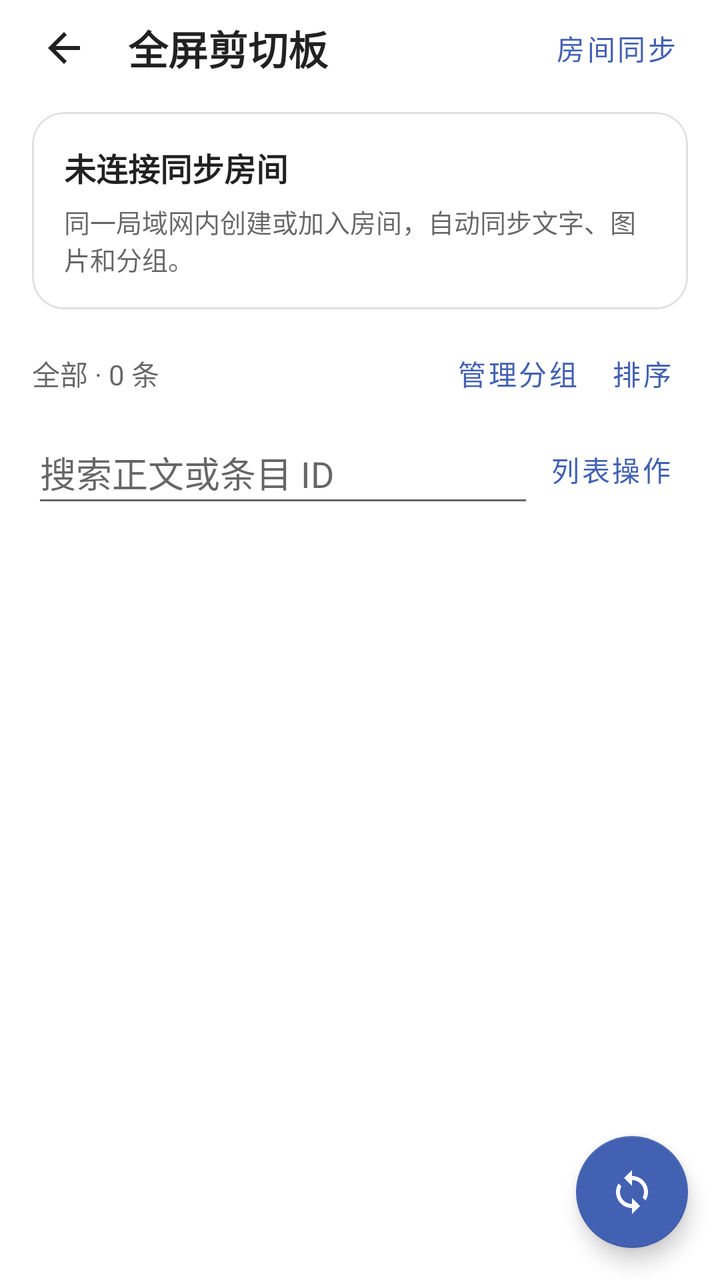
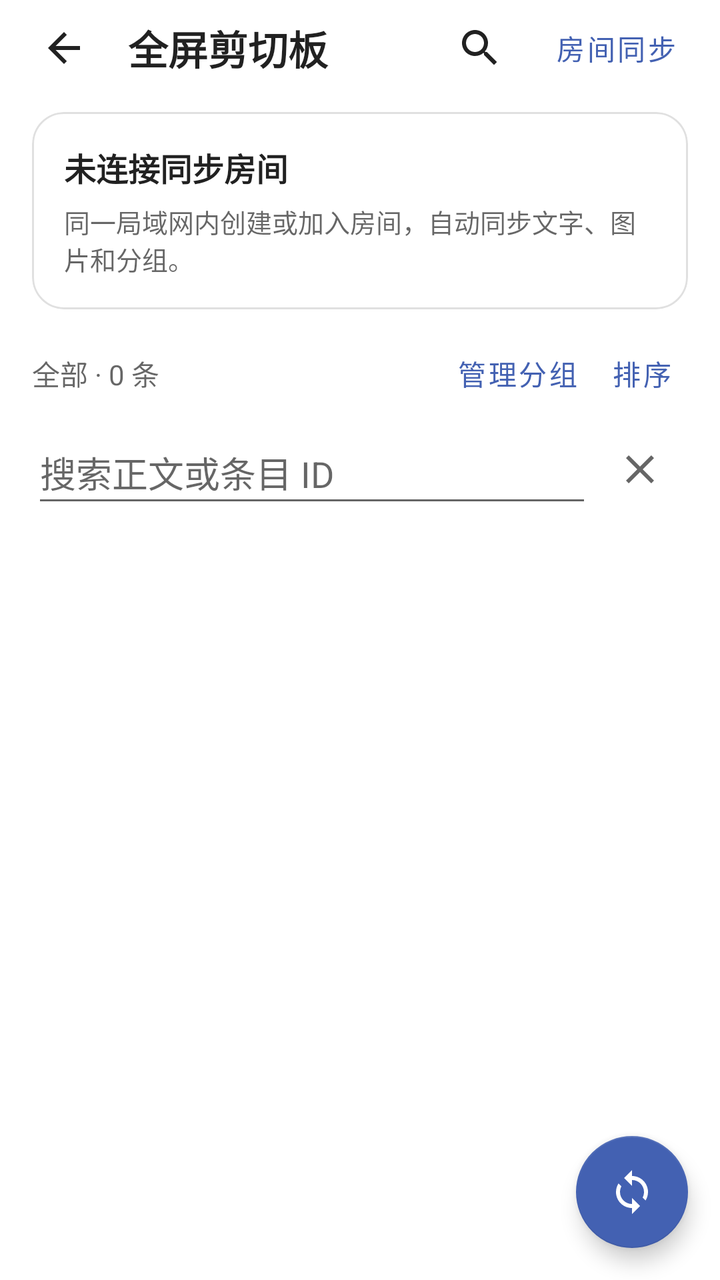

Compare the two renders of this Android layout. The source of the first and the diff that turns it into the second are given below.
<!-- AndroidManifest.xml: activity theme Theme.ClipboardManageMaterial -->
<!-- res/layout/activity_clipboard_manage.xml -->
<?xml version="1.0" encoding="utf-8"?>
<androidx.coordinatorlayout.widget.CoordinatorLayout
    xmlns:android="http://schemas.android.com/apk/res/android"
    xmlns:app="http://schemas.android.com/apk/res-auto"
    android:layout_width="match_parent"
    android:layout_height="match_parent"
    android:background="?android:attr/colorBackground">

    <LinearLayout
        android:layout_width="match_parent"
        android:layout_height="match_parent"
        android:orientation="vertical">
        <LinearLayout
            android:id="@+id/clipboard_manage_topbar"
            android:layout_width="match_parent"
            android:layout_height="wrap_content"
            android:gravity="center_vertical"
            android:orientation="horizontal"
            android:paddingHorizontal="8dp">
            <ImageButton
                android:id="@+id/clipboard_manage_back"
                android:layout_width="48dp"
                android:layout_height="48dp"
                android:background="?attr/selectableItemBackgroundBorderless"
                android:padding="12dp"
                android:src="@drawable/ic_baseline_arrow_back_24"
                app:tint="?android:attr/textColorPrimary"
                android:contentDescription="@string/back_to_keyboard" />
            <TextView
                android:id="@+id/clipboard_manage_title"
                android:layout_width="0dp"
                android:layout_height="wrap_content"
                android:layout_weight="1"
                android:text="全屏剪切板"
                android:textColor="?android:attr/textColorPrimary"
                android:textSize="20sp"
                android:textStyle="bold"
                android:paddingHorizontal="8dp" />
            <com.google.android.material.button.MaterialButton
                android:id="@+id/clipboard_manage_sync"
                style="@style/Widget.MaterialComponents.Button.TextButton"
                android:layout_width="wrap_content"
                android:layout_height="wrap_content"
                android:minHeight="48dp"
                android:text="房间同步" />
        </LinearLayout>

        <com.google.android.material.card.MaterialCardView
            android:id="@+id/clipboard_room_card"
            android:layout_width="match_parent"
            android:layout_height="wrap_content"
            android:layout_marginHorizontal="16dp"
            android:layout_marginTop="8dp"
            android:layout_marginBottom="8dp"
            app:cardCornerRadius="16dp"
            app:cardElevation="0dp"
            app:strokeWidth="1dp"
            app:strokeColor="?attr/colorControlHighlight">
            <LinearLayout
                android:layout_width="match_parent"
                android:layout_height="wrap_content"
                android:orientation="vertical"
                android:padding="16dp">
                <TextView
                    android:id="@+id/clipboard_room_status"
                    android:layout_width="match_parent"
                    android:layout_height="wrap_content"
                    android:text="未连接同步房间"
                    android:textColor="?android:attr/textColorPrimary"
                    android:textSize="16sp"
                    android:textStyle="bold" />
                <TextView
                    android:id="@+id/clipboard_room_detail"
                    android:layout_width="match_parent"
                    android:layout_height="wrap_content"
                    android:layout_marginTop="6dp"
                    android:text="同一局域网内创建或加入房间，自动同步文字、图片和分组。"
                    android:textColor="?android:attr/textColorSecondary"
                    android:textSize="13sp" />
            </LinearLayout>
        </com.google.android.material.card.MaterialCardView>

        <LinearLayout
            android:layout_width="match_parent"
            android:layout_height="wrap_content"
            android:orientation="horizontal"
            android:gravity="center_vertical"
            android:paddingHorizontal="16dp">
            <TextView
                android:id="@+id/clipboard_list_summary"
                android:layout_width="0dp"
                android:layout_height="wrap_content"
                android:layout_weight="1"
                android:text="全部 · 0 条"
                android:textColor="?android:attr/textColorSecondary" />
            <com.google.android.material.button.MaterialButton
                android:id="@+id/clipboard_manage_groups"
                style="@style/Widget.MaterialComponents.Button.TextButton"
                android:layout_width="wrap_content"
                android:layout_height="wrap_content"
                android:minWidth="0dp"
                android:minHeight="48dp"
                android:text="管理分组" />
            <com.google.android.material.button.MaterialButton
                android:id="@+id/clipboard_manage_sort"
                style="@style/Widget.MaterialComponents.Button.TextButton"
                android:layout_width="wrap_content"
                android:layout_height="wrap_content"
                android:minWidth="0dp"
                android:minHeight="48dp"
                android:text="排序" />
        </LinearLayout>
        <HorizontalScrollView
            android:layout_width="match_parent"
            android:layout_height="wrap_content"
            android:fillViewport="true"
            android:scrollbars="none"
            android:paddingHorizontal="16dp">
            <com.google.android.material.chip.ChipGroup
                android:id="@+id/clipboard_group_filters"
                android:layout_width="wrap_content"
                android:layout_height="wrap_content"
                app:singleLine="true"
                app:singleSelection="true"
                app:selectionRequired="true" />
        </HorizontalScrollView>
        <LinearLayout
            android:layout_width="match_parent"
            android:layout_height="wrap_content"
            android:gravity="center_vertical"
            android:orientation="horizontal"
            android:paddingHorizontal="16dp">
            <EditText
                android:id="@+id/clipboard_manage_search"
                android:layout_width="0dp"
                android:layout_height="48dp"
                android:layout_weight="1"
                android:hint="搜索正文或条目 ID"
                android:inputType="text"
                android:imeOptions="actionSearch"
                android:singleLine="true"
                android:importantForAutofill="no"
                android:saveEnabled="false" />
            <com.google.android.material.button.MaterialButton
                android:id="@+id/clipboard_manage_tools"
                style="@style/Widget.MaterialComponents.Button.TextButton"
                android:layout_width="wrap_content"
                android:layout_height="wrap_content"
                android:minWidth="0dp"
                android:minHeight="48dp"
                android:text="列表操作" />
        </LinearLayout>
        <ProgressBar
            android:id="@+id/clipboard_sync_progress"
            style="?android:attr/progressBarStyleHorizontal"
            android:layout_width="match_parent"
            android:layout_height="4dp"
            android:max="100"
            android:visibility="gone" />
        <FrameLayout
            android:layout_width="match_parent"
            android:layout_height="0dp"
            android:layout_weight="1">
            <androidx.recyclerview.widget.RecyclerView
                android:id="@+id/clipboard_manage_list"
                android:layout_width="match_parent"
                android:layout_height="match_parent"
                android:clipToPadding="false"
                android:paddingTop="4dp"
                android:paddingBottom="88dp" />
            <TextView
                android:id="@+id/clipboard_manage_empty"
                android:layout_width="match_parent"
                android:layout_height="match_parent"
                android:gravity="center"
                android:padding="32dp"
                android:text="@string/clipboard_empty"
                android:textColor="?android:attr/textColorSecondary"
                android:textSize="15sp"
                android:visibility="gone" />
        </FrameLayout>
    </LinearLayout>
    <com.google.android.material.floatingactionbutton.FloatingActionButton
        android:id="@+id/clipboard_manage_fab"
        android:layout_width="wrap_content"
        android:layout_height="wrap_content"
        android:layout_gravity="bottom|end"
        android:layout_margin="16dp"
        android:src="@drawable/ic_baseline_sync_24"
        android:contentDescription="房间同步操作"
        app:tint="?attr/colorOnPrimary"
        app:backgroundTint="?attr/colorPrimary" />
</androidx.coordinatorlayout.widget.CoordinatorLayout>
<!-- resources referenced by this layout -->
<resources>
  <!-- drawable ic_baseline_arrow_back_24 (drawable) -->
  <vector xmlns:android="http://schemas.android.com/apk/res/android"
      android:width="24dp"
      android:height="24dp"
      android:autoMirrored="true"
      android:viewportWidth="24"
      android:viewportHeight="24">
      <path
          android:fillColor="#ffffff"
          android:pathData="M20,11H7.83l5.59,-5.59L12,4l-8,8 8,8 1.41,-1.41L7.83,13H20v-2z" />
  </vector>
  <!-- drawable ic_baseline_sync_24 (drawable) -->
  <vector xmlns:android="http://schemas.android.com/apk/res/android"
      android:width="24dp"
      android:height="24dp"
      android:viewportWidth="24"
      android:viewportHeight="24">
      <path
          android:fillColor="#ffffff"
          android:pathData="M12,4L12,1L8,5l4,4L12,6c3.31,0 6,2.69 6,6 0,1.01 -0.25,1.97 -0.7,2.8l1.46,1.46C19.54,15.03 20,13.57 20,12c0,-4.42 -3.58,-8 -8,-8zM12,18c-3.31,0 -6,-2.69 -6,-6 0,-1.01 0.25,-1.97 0.7,-2.8L5.24,7.74C4.46,8.97 4,10.43 4,12c0,4.42 3.58,8 8,8v3l4,-4 -4,-4v3z" />
  </vector>
  <string name="back_to_keyboard">Back to keyboard</string>
  <string name="clipboard_empty">剪切板为空，没有可导出的记录</string>
  <style name="Theme.ClipboardManageMaterial" parent="Theme.MaterialComponents.Light.NoActionBar">
          <item name="colorPrimary">#4361B2</item>
          <item name="colorPrimaryVariant">#304782</item>
          <item name="colorSecondary">#4361B2</item>
          <item name="android:colorAccent">#4361B2</item>
          <item name="android:windowLightStatusBar">true</item>
          <item name="android:windowLightNavigationBar">true</item>
      </style>
</resources>

<!-- the commit's change to res/layout/activity_clipboard_manage.xml (unified diff, before → after) -->
@@ -36,6 +36,15 @@
                 android:textSize="20sp"
                 android:textStyle="bold"
                 android:paddingHorizontal="8dp" />
+            <ImageButton
+                android:id="@+id/clipboard_manage_search_toggle"
+                android:layout_width="48dp"
+                android:layout_height="48dp"
+                android:background="?attr/selectableItemBackgroundBorderless"
+                android:padding="12dp"
+                android:src="@drawable/ic_baseline_search_24"
+                app:tint="?android:attr/textColorPrimary"
+                android:contentDescription="搜索剪切板" />
             <com.google.android.material.button.MaterialButton
                 android:id="@+id/clipboard_manage_sync"
                 style="@style/Widget.MaterialComponents.Button.TextButton"
@@ -109,6 +118,15 @@
                 android:minWidth="0dp"
                 android:minHeight="48dp"
                 android:text="排序" />
+            <com.google.android.material.button.MaterialButton
+                android:id="@+id/clipboard_manage_advanced_filter"
+                style="@style/Widget.MaterialComponents.Button.TextButton"
+                android:layout_width="wrap_content"
+                android:layout_height="wrap_content"
+                android:minWidth="0dp"
+                android:minHeight="48dp"
+                android:text="状态筛选"
+                android:visibility="gone" />
         </LinearLayout>
         <HorizontalScrollView
             android:layout_width="match_parent"
@@ -125,6 +143,7 @@
                 app:selectionRequired="true" />
         </HorizontalScrollView>
         <LinearLayout
+            android:id="@+id/clipboard_manage_search_row"
             android:layout_width="match_parent"
             android:layout_height="wrap_content"
             android:gravity="center_vertical"
@@ -141,14 +160,15 @@
                 android:singleLine="true"
                 android:importantForAutofill="no"
                 android:saveEnabled="false" />
-            <com.google.android.material.button.MaterialButton
-                android:id="@+id/clipboard_manage_tools"
-                style="@style/Widget.MaterialComponents.Button.TextButton"
-                android:layout_width="wrap_content"
-                android:layout_height="wrap_content"
-                android:minWidth="0dp"
-                android:minHeight="48dp"
-                android:text="列表操作" />
+            <ImageButton
+                android:id="@+id/clipboard_manage_search_close"
+                android:layout_width="48dp"
+                android:layout_height="48dp"
+                android:background="?attr/selectableItemBackgroundBorderless"
+                android:padding="12dp"
+                android:src="@drawable/ic_baseline_close_24"
+                app:tint="?android:attr/textColorSecondary"
+                android:contentDescription="关闭搜索" />
         </LinearLayout>
         <ProgressBar
             android:id="@+id/clipboard_sync_progress"
<!-- resource entries referenced after the edit -->
@@ -10,6 +10,26 @@
       <path
           android:fillColor="#ffffff"
           android:pathData="M20,11H7.83l5.59,-5.59L12,4l-8,8 8,8 1.41,-1.41L7.83,13H20v-2z" />
+  </vector>
+  <!-- drawable ic_baseline_close_24 (drawable) -->
+  <vector xmlns:android="http://schemas.android.com/apk/res/android"
+      android:width="24dp"
+      android:height="24dp"
+      android:viewportWidth="24"
+      android:viewportHeight="24">
+      <path
+          android:fillColor="#ffffff"
+          android:pathData="M19,6.41L17.59,5 12,10.59 6.41,5 5,6.41 10.59,12 5,17.59 6.41,19 12,13.41 17.59,19 19,17.59 13.41,12z" />
+  </vector>
+  <!-- drawable ic_baseline_search_24 (drawable) -->
+  <vector xmlns:android="http://schemas.android.com/apk/res/android"
+      android:width="24dp"
+      android:height="24dp"
+      android:viewportWidth="24"
+      android:viewportHeight="24">
+      <path
+          android:fillColor="#ffffff"
+          android:pathData="M15.5,14h-0.79l-0.28,-0.27C15.41,12.59 16,11.11 16,9.5 16,5.91 13.09,3 9.5,3S3,5.91 3,9.5 5.91,16 9.5,16c1.61,0 3.09,-0.59 4.23,-1.57l0.27,0.28v0.79l5,4.99L20.49,19l-4.99,-5zM9.5,14C7.01,14 5,11.99 5,9.5S7.01,5 9.5,5 14,7.01 14,9.5 11.99,14 9.5,14z" />
   </vector>
   <!-- drawable ic_baseline_sync_24 (drawable) -->
   <vector xmlns:android="http://schemas.android.com/apk/res/android"
